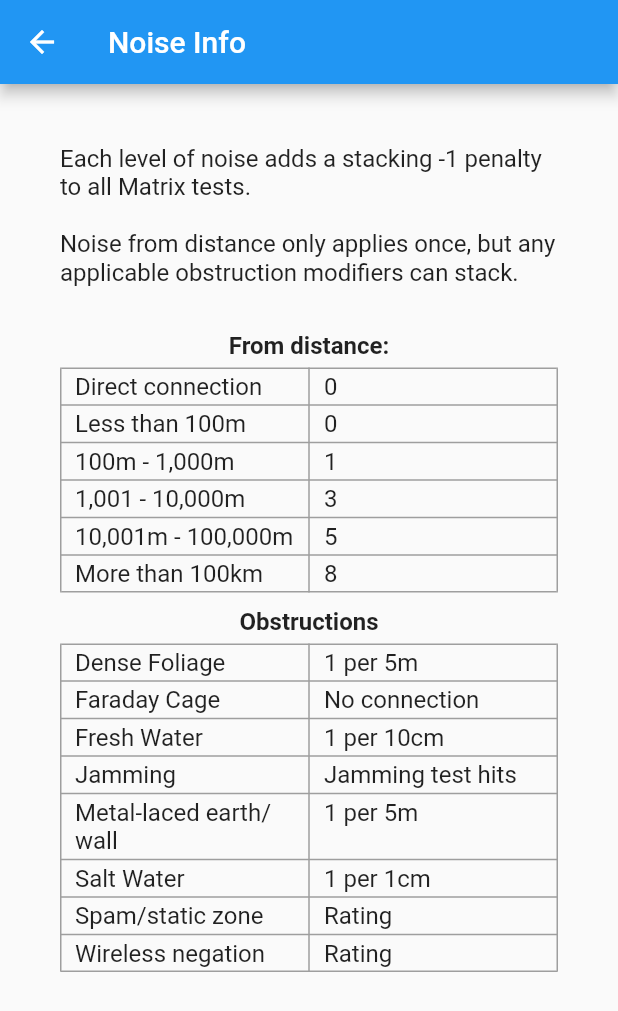
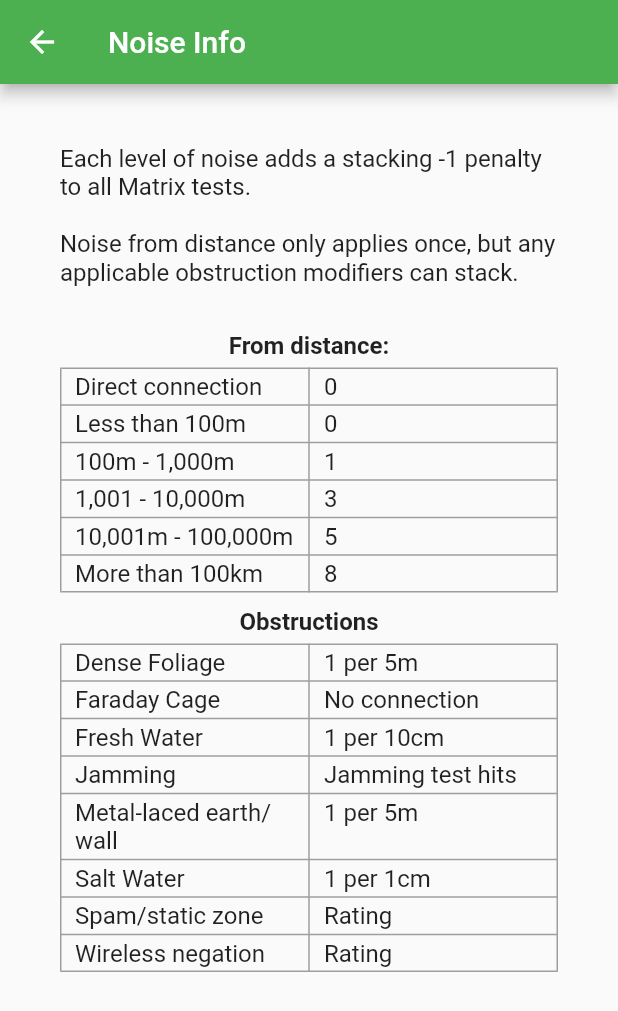
Before and after one commit to Celeo/cyberdeck-helper, a Flutter app: the ViewNoiseInfo screen opened directly, on a phone screen of 412 x 824 dp. Shown: the top 1011 px of the screen. Run offline on Flutter 3.47's test engine with Material 2 defaults, Android fonts, the phone set to English and light mode, and no system bars; our stand-ins replace shared_preferences; accounts and stored records are empty.

Commit message:
Change app bar colors to green

```diff
--- a/lib/action_info.dart
+++ b/lib/action_info.dart
@@ -11,6 +11,7 @@ class ViewActionInfo extends StatelessWidget {
     return Scaffold(
       appBar: AppBar(
         title: Text(actionName.split('(')[0].trim()),
+        backgroundColor: Colors.green,
       ),
       body: Container(
         padding: EdgeInsets.all(50.0),
--- a/lib/char_deck_config.dart
+++ b/lib/char_deck_config.dart
@@ -18,7 +18,10 @@ class _CharGearViewConfiguration extends State<CharGearViewConfiguration> {
   @override
   Widget build(BuildContext context) {
     return Scaffold(
-      appBar: AppBar(title: Text('Character & Gear')),
+      appBar: AppBar(
+        title: Text('Character & Gear'),
+        backgroundColor: Colors.green,
+      ),
       body: Container(
         child: ListView(
           padding: EdgeInsets.all(50),
--- a/lib/main.dart
+++ b/lib/main.dart
@@ -201,6 +201,7 @@ class HomePageState extends State<HomePage> {
     return Scaffold(
       appBar: AppBar(
         title: Text(appName),
+        backgroundColor: Colors.green,
         actions: <Widget>[
           // TODO errors like attribute selection, too many programs, etc.
           PopupMenuButton<_AppBarDropdownOptions>(
--- a/lib/noise_info.dart
+++ b/lib/noise_info.dart
@@ -4,7 +4,10 @@ class ViewNoiseInfo extends StatelessWidget {
   @override
   Widget build(BuildContext context) {
     return Scaffold(
-      appBar: AppBar(title: Text('Noise Info')),
+      appBar: AppBar(
+        title: Text('Noise Info'),
+        backgroundColor: Colors.green,
+      ),
       body: Container(
         padding: EdgeInsets.all(40.0),
         child: Column(
--- a/lib/program_config.dart
+++ b/lib/program_config.dart
@@ -9,7 +9,10 @@ class _ProgramViewConfigurationState extends State<ProgramViewConfiguration> {
   @override
   Widget build(BuildContext context) {
     return Scaffold(
-      appBar: AppBar(title: Text('Programs')),
+      appBar: AppBar(
+        title: Text('Programs'),
+        backgroundColor: Colors.green,
+      ),
       body: ListView.builder(
         itemCount: allPrograms.length,
         itemBuilder: (context, index) => ListTile(
```
